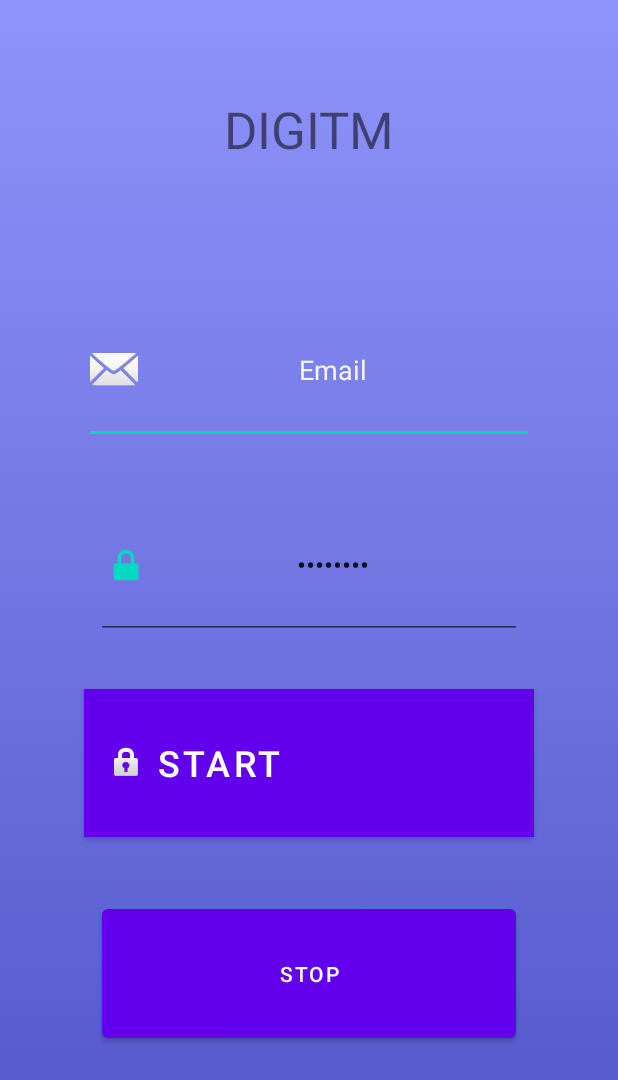
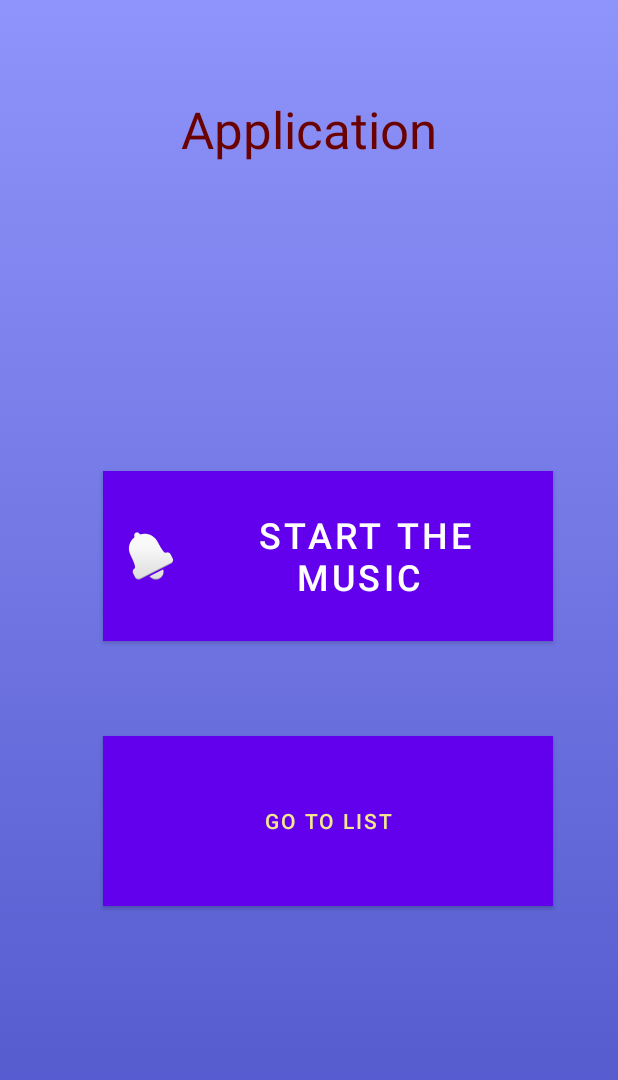
Before and after one commit to avi2801/Android, an Android app: the layout activity_main.xml on its own in the app's theme, with its tools: preview values and no code run, on a phone screen of 412 x 824 dp. Shown: the top 1080 px of the screen. Run offline under Robolectric (Android 15) with nearby library versions, the phone set to English and light mode, and no system bars.

Commit message:
music and location added

```diff
--- a/app/src/main/java/com/example/zeeproject1/MainActivity.kt
+++ b/app/src/main/java/com/example/zeeproject1/MainActivity.kt
@@ -18,8 +18,8 @@ class MainActivity : AppCompatActivity() {
 //            startActivity(myIntent)
 //            var intent = Intent(this,SecondScreen::class.java)
 //            startActivity(intent)
-            var myIntent = Intent(this,MyService::class.java)
-            startService(myIntent)
+            var myIntent = Intent(this,SplashScreen::class.java)
+            startActivity(myIntent)
 
         }
         myButton1.setOnClickListener{
--- a/app/src/main/res/layout/activity_list.xml
+++ b/app/src/main/res/layout/activity_list.xml
@@ -9,12 +9,8 @@
     <ListView
         android:id="@+id/mylistView"
         android:layout_width="0dp"
-        android:layout_height="0dp"
-        android:layout_marginStart="1dp"
+        android:layout_height="356dp"
         android:layout_marginTop="1dp"
-        android:layout_marginEnd="1dp"
-        android:layout_marginBottom="1dp"
-        app:layout_constraintBottom_toBottomOf="parent"
         app:layout_constraintEnd_toEndOf="parent"
         app:layout_constraintStart_toStartOf="parent"
         app:layout_constraintTop_toTopOf="parent" />
--- a/app/src/main/res/layout/activity_main.xml
+++ b/app/src/main/res/layout/activity_main.xml
@@ -6,63 +6,23 @@
     android:layout_height="match_parent"
     android:background="@drawable/gradientbackground">
 
-    <EditText
-        android:id="@+id/editTextEmailAddress2"
-        android:layout_width="0dp"
-        android:layout_height="0dp"
-        android:layout_marginStart="56dp"
-        android:layout_marginEnd="56dp"
-        android:layout_marginBottom="32dp"
-        android:drawableLeft="@android:drawable/ic_dialog_email"
-        android:ems="10"
-        android:inputType="textEmailAddress"
-        android:text="Email"
-        android:textAlignment="center"
-        android:textAllCaps="true"
-        android:textColor="#F6F3F3"
-        app:layout_constraintBottom_toTopOf="@+id/editTextTextPassword"
-        app:layout_constraintEnd_toEndOf="parent"
-        app:layout_constraintStart_toStartOf="parent"
-        app:layout_constraintTop_toBottomOf="@+id/textView2" />
-
-    <EditText
-        android:id="@+id/editTextTextPassword"
-        android:layout_width="0dp"
-        android:layout_height="0dp"
-        android:layout_marginStart="64dp"
-        android:layout_marginEnd="64dp"
-        android:layout_marginBottom="33dp"
-        android:drawableLeft="@android:drawable/ic_lock_lock"
-        android:ems="10"
-        android:inputType="textPassword"
-        android:text="password"
-        android:textAlignment="center"
-        android:textColorHighlight="#FDF6F6"
-        android:textColorLink="#FFFFFF"
-        app:layout_constraintBottom_toTopOf="@+id/myButton"
-        app:layout_constraintEnd_toEndOf="parent"
-        app:layout_constraintStart_toStartOf="parent"
-        app:layout_constraintTop_toBottomOf="@+id/editTextEmailAddress2" />
-
     <Button
         android:id="@+id/myButton"
         android:layout_width="0dp"
         android:layout_height="0dp"
-        android:layout_marginStart="56dp"
-        android:layout_marginEnd="56dp"
-        android:layout_marginBottom="42dp"
-        android:background="#5E5503"
+        android:layout_marginBottom="63dp"
+        android:background="#DDC80A"
         android:backgroundTint="#FFC107"
-        android:drawableLeft="@android:drawable/ic_lock_idle_lock"
-        android:text="Start"
-        android:textAlignment="textStart"
+        android:drawableLeft="@android:drawable/ic_popup_reminder"
+        android:text=" Start The Music"
+        android:textAlignment="center"
         android:textSize="24sp"
         app:iconPadding="8dp"
         app:iconSize="40dp"
         app:layout_constraintBottom_toTopOf="@+id/myButton1"
-        app:layout_constraintEnd_toEndOf="parent"
-        app:layout_constraintStart_toStartOf="parent"
-        app:layout_constraintTop_toBottomOf="@+id/editTextTextPassword" />
+        app:layout_constraintEnd_toEndOf="@+id/myButton1"
+        app:layout_constraintStart_toStartOf="@+id/myButton1"
+        app:layout_constraintTop_toBottomOf="@+id/textView2" />
 
     <TextView
         android:id="@+id/textView2"
@@ -71,26 +31,28 @@
         android:layout_marginStart="74dp"
         android:layout_marginTop="63dp"
         android:layout_marginEnd="74dp"
-        android:layout_marginBottom="36dp"
-        android:text="DIGITM"
+        android:layout_marginBottom="137dp"
+        android:text="Application"
         android:textAlignment="center"
+        android:textColor="#6A0202"
         android:textSize="34sp"
-        app:layout_constraintBottom_toTopOf="@+id/editTextEmailAddress2"
+        app:layout_constraintBottom_toTopOf="@+id/myButton"
         app:layout_constraintEnd_toEndOf="parent"
         app:layout_constraintStart_toStartOf="parent"
         app:layout_constraintTop_toTopOf="parent" />
 
     <Button
         android:id="@+id/myButton1"
-        android:layout_width="0dp"
+        android:layout_width="300dp"
         android:layout_height="0dp"
-        android:layout_marginStart="68dp"
-        android:layout_marginEnd="68dp"
-        android:layout_marginBottom="126dp"
-        android:text="Stop"
+        android:layout_marginEnd="43dp"
+        android:layout_marginBottom="220dp"
+        android:background="#ECCD70"
+        android:text="Go to List"
+        android:textAlignment="center"
+        android:textColor="#F3E88E"
         app:layout_constraintBottom_toBottomOf="parent"
         app:layout_constraintEnd_toEndOf="parent"
-        app:layout_constraintStart_toStartOf="parent"
         app:layout_constraintTop_toBottomOf="@+id/myButton" />
 
 </androidx.constraintlayout.widget.ConstraintLayout>
```
Also changed, not shown: app/src/main/AndroidManifest.xml (+1 -6 lines), app/src/main/java/com/example/zeeproject1/ListActivity.kt (+31 -3 lines), app/src/main/java/com/example/zeeproject1/SplashScreen.kt (+13 -1 lines), app/src/main/res/layout/activity_splash_screen.xml (+29 -8 lines).
